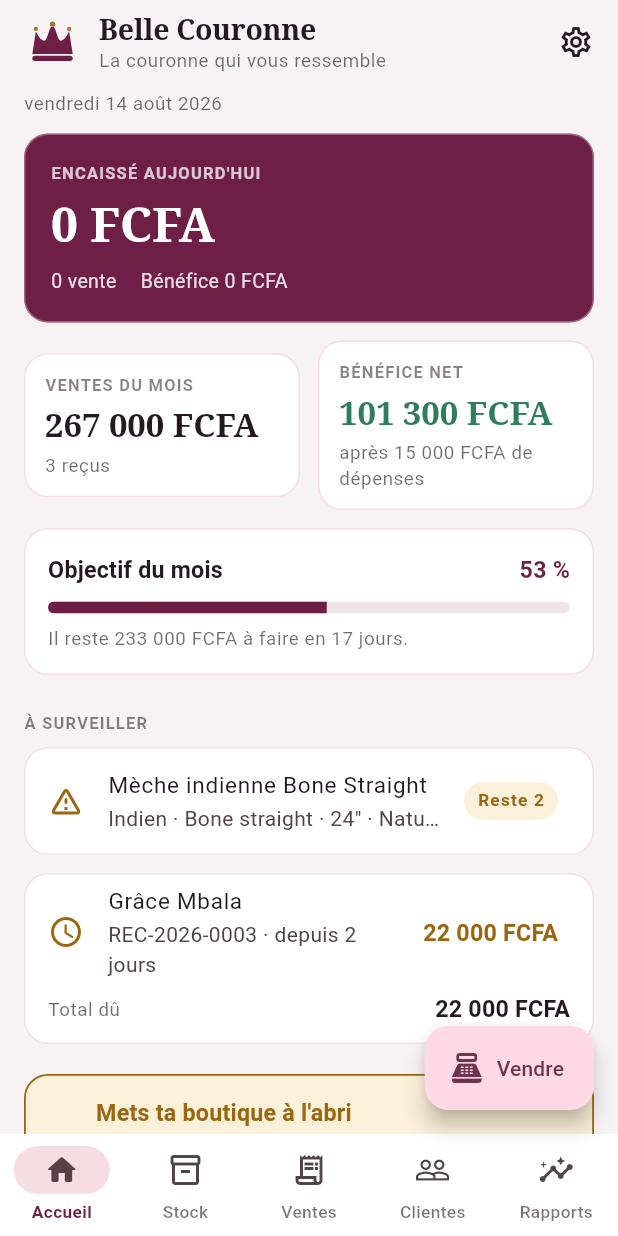
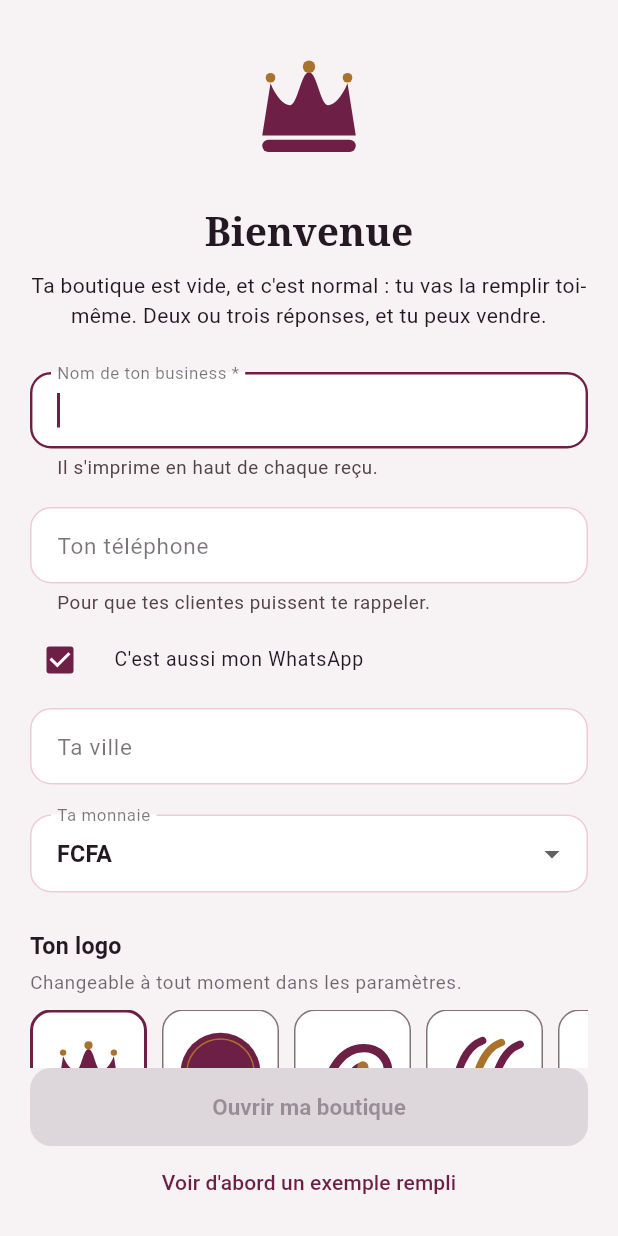
Before and after one commit to Williamszika/Evobusiness, a Flutter app: the screen it shows after launch, on a phone screen of 412 x 824 dp. Run offline on Flutter 3.47's test engine with Material 3 defaults, Android fonts, the phone set to English and light mode, and no system bars; our stand-ins replace file_picker, fl_chart, flutter_riverpod, flutter_svg, image_picker, pdf and 3 more; accounts and stored records are empty.

Commit message:
Ouvrir la boutique à zéro, et lui faire demander son nom
L'application est destinée à être remise à quelqu'un qui la remplira seul.
Elle installait pourtant un catalogue de démonstration d'office, sous une
enseigne inventée — « Belle Couronne » — qui se serait imprimée sur les vrais
reçus de sa propriétaire tant qu'elle n'aurait pas trouvé où la changer.

- Plus aucune donnée imposée : ni article, ni cliente, ni vente
- Un écran de première ouverture demande le nom du business, le téléphone,
  la ville, la monnaie et le logo — le nom s'imprime sur chaque reçu, il ne
  pouvait pas rester à deviner
- Le nom par défaut devient vide, et `estConfiguree` distingue une première
  ouverture d'une boutique en service
- La démonstration devient un choix offert (« Voir d'abord un exemple
  rempli ») ; elle se donne alors sa propre enseigne, sans quoi la boutique
  resterait non configurée et l'écran de bienvenue rouvrirait sans fin
- Le monogramme n'invente plus d'initiales sur une boutique sans nom

Deux points relevés en vérifiant plutôt qu'en supposant : le bouton
principal tombait sous la ligne de flottaison d'un téléphone, il est
désormais épinglé en bas ; et les tests d'écran comptaient en silence sur la
démonstration installée au démarrage, ils la demandent maintenant.

11 tests ajoutés, suite complète à 109, `flutter analyze` propre. Parcours
vérifié dans un navigateur au format iPhone : boutique vide, saisie du nom,
ouverture au nom saisi, reçu n° 1.

Co-Authored-By: Claude Opus 5 <noreply@anthropic.com>
Claude-Session: https://claude.ai/code/session_01LagDDDQKJgkorcqcddmNAM

```diff
--- a/lib/app.dart
+++ b/lib/app.dart
@@ -3,6 +3,7 @@ import 'package:flutter_localizations/flutter_localizations.dart';
 import 'package:flutter_riverpod/flutter_riverpod.dart';
 
 import 'coeur/theme.dart';
+import 'ecrans/bienvenue/bienvenue.dart';
 import 'ecrans/coque.dart';
 import 'etat/boutique.dart';
 
@@ -15,7 +16,9 @@ class Application extends ConsumerWidget {
     final palette = paletteParCle(etat.parametres.palette);
 
     return MaterialApp(
-      title: etat.parametres.nomBoutique,
+      title: etat.parametres.estConfiguree
+          ? etat.parametres.nomBoutique
+          : 'Ma Boutique',
       debugShowCheckedModeBanner: false,
       theme: construireTheme(palette),
       locale: const Locale('fr', 'FR'),
@@ -25,7 +28,13 @@ class Application extends ConsumerWidget {
         GlobalWidgetsLocalizations.delegate,
         GlobalCupertinoLocalizations.delegate,
       ],
-      home: etat.pret ? const Coque() : _Demarrage(palette: palette),
+      // Trois états, dans cet ordre : la base s'ouvre, la boutique n'a jamais
+      // été nommée, la boutique est en service.
+      home: !etat.pret
+          ? _Demarrage(palette: palette)
+          : etat.parametres.estConfiguree
+              ? const Coque()
+              : const EcranBienvenue(),
     );
   }
 }
--- a/lib/coeur/logos.dart
+++ b/lib/coeur/logos.dart
@@ -75,9 +75,12 @@ String logoSvg(String cle, {required String primaire, required String accent}) {
 }
 
 /// Initiales de la boutique, pour le monogramme (« Belle Couronne » → « BC »).
+///
+/// Sur une boutique pas encore nommée — l'écran de première ouverture, avant
+/// la première frappe — on ne renvoie rien : afficher les initiales d'une
+/// enseigne inventée donnerait à croire qu'elle est déjà la sienne.
 String initialesDe(String nom) {
   final mots = nom.trim().split(RegExp(r'\s+')).where((m) => m.isNotEmpty).toList();
-  if (mots.isEmpty) return 'BC';
-  final lettres = mots.take(2).map((m) => m[0].toUpperCase()).join();
-  return lettres.isEmpty ? 'BC' : lettres;
+  if (mots.isEmpty) return '';
+  return mots.take(2).map((m) => m[0].toUpperCase()).join();
 }
--- a/lib/donnees/modeles.dart
+++ b/lib/donnees/modeles.dart
@@ -7,8 +7,11 @@ import '../coeur/constantes.dart';
 
 class Parametres {
   const Parametres({
-    this.nomBoutique = 'Belle Couronne',
-    this.slogan = 'La couronne qui vous ressemble',
+    // Volontairement vides : c'est à la vendeuse d'inscrire sa marque. Tant
+    // que le nom manque, l'application sait qu'elle n'a jamais été configurée
+    // et propose l'accueil de première ouverture.
+    this.nomBoutique = '',
+    this.slogan = '',
     this.logo = 'couronne',
     this.palette = 'prune',
     this.telephone = '',
@@ -58,6 +61,11 @@ class Parametres {
   final String derniereSortieLe;
 
   int get decimales => devises[devise] ?? 2;
+
+  /// `false` tant que la boutique n'a pas été nommée. C'est ce qui distingue
+  /// une toute première ouverture d'une boutique déjà en service — le nom
+  /// s'imprime sur chaque reçu, il ne peut pas rester à deviner.
+  bool get estConfiguree => nomBoutique.trim().isNotEmpty;
 
   /// Montant prêt à afficher : « 38 000 FCFA » ou « 38,00 € ».
   String format(int centimes) {
--- /dev/null
+++ b/lib/ecrans/bienvenue/bienvenue.dart
@@ -0,0 +1,230 @@
+import 'package:flutter/material.dart';
+import 'package:flutter_riverpod/flutter_riverpod.dart';
+
+import '../../coeur/composants.dart';
+import '../../coeur/constantes.dart';
+import '../../coeur/logos.dart';
+import '../../coeur/theme.dart';
+import '../../etat/boutique.dart';
+
+/// Ce que voit la vendeuse à la toute première ouverture.
+///
+/// On ne demande ici que ce qui s'imprime sur un reçu et qu'on ne peut pas
+/// deviner : le nom, de quoi la joindre, et la monnaie. Tout le reste — slogan,
+/// logo, mentions, objectif — attend dans les paramètres, et n'empêche pas de
+/// vendre dès la première minute.
+class EcranBienvenue extends ConsumerStatefulWidget {
+  const EcranBienvenue({super.key});
+
+  @override
+  ConsumerState<EcranBienvenue> createState() => _EcranBienvenueState();
+}
+
+class _EcranBienvenueState extends ConsumerState<EcranBienvenue> {
+  final _nom = TextEditingController();
+  final _telephone = TextEditingController();
+  final _ville = TextEditingController();
+  String _devise = 'FCFA';
+  String _logo = 'couronne';
+  bool _memeWhatsapp = true;
+  bool _enCours = false;
+
+  @override
+  void dispose() {
+    _nom.dispose();
+    _telephone.dispose();
+    _ville.dispose();
+    super.dispose();
+  }
+
+  bool get _pretAOuvrir => _nom.text.trim().isNotEmpty;
+
+  Future<void> _ouvrirLaBoutique() async {
+    if (!_pretAOuvrir || _enCours) return;
+    setState(() => _enCours = true);
+    final telephone = _telephone.text.trim();
+    await ref.read(boutiqueProvider.notifier).majParametres(
+          ref.read(boutiqueProvider).parametres.copie(
+                nomBoutique: _nom.text.trim(),
+                telephone: telephone,
+                whatsapp: _memeWhatsapp ? telephone : '',
+                ville: _ville.text.trim(),
+                devise: _devise,
+                logo: _logo,
+              ),
+        );
+    // Aucune navigation : l'application observe `estConfiguree` et bascule
+    // d'elle-même sur la boutique.
+  }
+
+  Future<void> _voirUnExemple() async {
+    if (_enCours) return;
+    setState(() => _enCours = true);
+    await ref.read(boutiqueProvider.notifier).reinstallerDemo();
+  }
+
+  @override
+  Widget build(BuildContext context) {
+    final theme = Theme.of(context);
+    final parametres = ref.watch(boutiqueProvider).parametres;
+    final palette = paletteParCle(parametres.palette);
+
+    // Un aperçu vivant : le logo porte déjà le nom en cours de frappe, comme
+    // il le portera en haut des reçus.
+    final apercu = parametres.copie(logo: _logo, nomBoutique: _nom.text);
+
+    return Scaffold(
+      body: SafeArea(
+        child: ListView(
+          padding: const EdgeInsets.fromLTRB(20, 28, 20, 24),
+          children: [
+            Center(
+              child: LogoBoutique(
+                parametres: apercu,
+                palette: palette,
+                taille: 88,
+              ),
+            ),
+            const SizedBox(height: 22),
+            Text(
+              'Bienvenue',
+              textAlign: TextAlign.center,
+              style: theme.textTheme.headlineMedium,
+            ),
+            const SizedBox(height: 8),
+            Text(
+              'Ta boutique est vide, et c\'est normal : tu vas la remplir '
+              'toi-même. Deux ou trois réponses, et tu peux vendre.',
+              textAlign: TextAlign.center,
+              style: theme.textTheme.bodyMedium,
+            ),
+            const SizedBox(height: 28),
+
+            TextField(
+              controller: _nom,
+              autofocus: true,
+              textCapitalization: TextCapitalization.words,
+              textInputAction: TextInputAction.next,
+              onChanged: (_) => setState(() {}),
+              decoration: const InputDecoration(
+                labelText: 'Nom de ton business *',
+                helperText: 'Il s\'imprime en haut de chaque reçu.',
+              ),
+            ),
+            const SizedBox(height: 18),
+            TextField(
+              controller: _telephone,
+              keyboardType: TextInputType.phone,
+              textInputAction: TextInputAction.next,
+              onChanged: (_) => setState(() {}),
+              decoration: const InputDecoration(
+                labelText: 'Ton téléphone',
+                helperText: 'Pour que tes clientes puissent te rappeler.',
+              ),
+            ),
+            const SizedBox(height: 6),
+            CheckboxListTile(
+              value: _memeWhatsapp,
+              onChanged: (v) => setState(() => _memeWhatsapp = v ?? true),
+              title: const Text('C\'est aussi mon WhatsApp'),
+              contentPadding: EdgeInsets.zero,
+              controlAffinity: ListTileControlAffinity.leading,
+              dense: true,
+            ),
+            const SizedBox(height: 8),
+            TextField(
+              controller: _ville,
+              textCapitalization: TextCapitalization.words,
+              decoration: const InputDecoration(labelText: 'Ta ville'),
+            ),
+            const SizedBox(height: 20),
+
+            DropdownButtonFormField<String>(
+              initialValue: _devise,
+              decoration: const InputDecoration(labelText: 'Ta monnaie'),
+              items: [
+                for (final code in devises.keys)
+                  DropdownMenuItem(value: code, child: Text(code)),
+              ],
+              onChanged: (v) => setState(() => _devise = v ?? _devise),
+            ),
+            const SizedBox(height: 24),
+
+            Text('Ton logo', style: theme.textTheme.titleMedium),
+            const SizedBox(height: 4),
+            Text(
+              'Changeable à tout moment dans les paramètres.',
+              style: theme.textTheme.bodySmall,
+            ),
+            const SizedBox(height: 10),
+            SizedBox(
+              height: 84,
+              child: ListView(
+                scrollDirection: Axis.horizontal,
+                children: [
+                  for (final piste in pistesLogo)
+                    Padding(
+                      padding: const EdgeInsets.only(right: 10),
+                      child: InkWell(
+                        borderRadius: BorderRadius.circular(14),
+                        onTap: () => setState(() => _logo = piste.cle),
+                        child: Container(
+                          width: 78,
+                          padding: const EdgeInsets.all(8),
+                          decoration: BoxDecoration(
+                            color: Colors.white,
+                            borderRadius: BorderRadius.circular(14),
+                            border: Border.all(
+                              color: _logo == piste.cle
+                                  ? palette.primaire
+                                  : theme.dividerColor,
+                              width: _logo == piste.cle ? 2 : 1,
+                            ),
+                          ),
+                          child: LogoBoutique(
+                            parametres: apercu.copie(logo: piste.cle),
+                            palette: palette,
+                            taille: 58,
+                          ),
+                        ),
+                      ),
+                    ),
+                ],
+              ),
+            ),
+            const SizedBox(height: 26),
+            Text(
+              'L\'exemple installe une boutique de démonstration, avec des '
+              'articles et des ventes fictifs. Il s\'efface ensuite d\'un '
+              'bouton, dans Paramètres → Repartir de zéro.',
+              textAlign: TextAlign.center,
+              style: theme.textTheme.bodySmall,
+            ),
+          ],
+        ),
+      ),
+      // Les deux actions restent sous les yeux : sur un téléphone, le
+      // formulaire est plus long que l'écran, et le bouton principal ne doit
+      // pas se mériter au défilement.
+      bottomNavigationBar: SafeArea(
+        minimum: const EdgeInsets.fromLTRB(20, 0, 20, 12),
+        child: Column(
+          mainAxisSize: MainAxisSize.min,
+          children: [
+            FilledButton(
+              onPressed: _pretAOuvrir && !_enCours ? _ouvrirLaBoutique : null,
+              style: FilledButton.styleFrom(
+                minimumSize: const Size.fromHeight(52),
+              ),
+              child: Text(_enCours ? 'Un instant…' : 'Ouvrir ma boutique'),
+            ),
+            TextButton(
+              onPressed: _enCours ? null : _voirUnExemple,
+              child: const Text('Voir d\'abord un exemple rempli'),
+            ),
+          ],
+        ),
+      ),
+    );
+  }
+}
```
Also changed, not shown: lib/donnees/demo.dart (+18 -2 lines), lib/etat/boutique.dart (+5 -5 lines), 5 other files.
